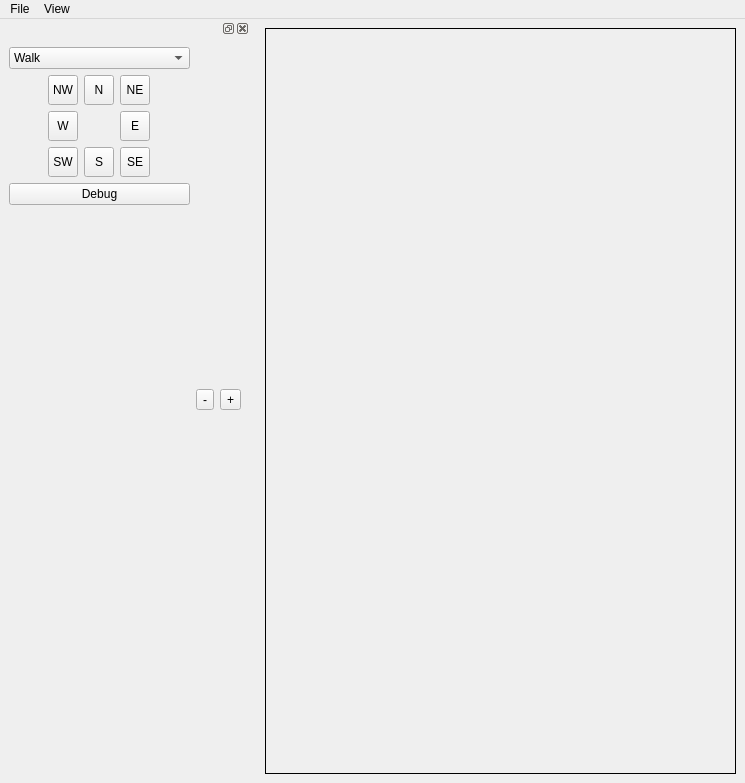
Above: version4/ui/main.ui from michael-donat/tf-mapper before the change. Below: the same form after it.
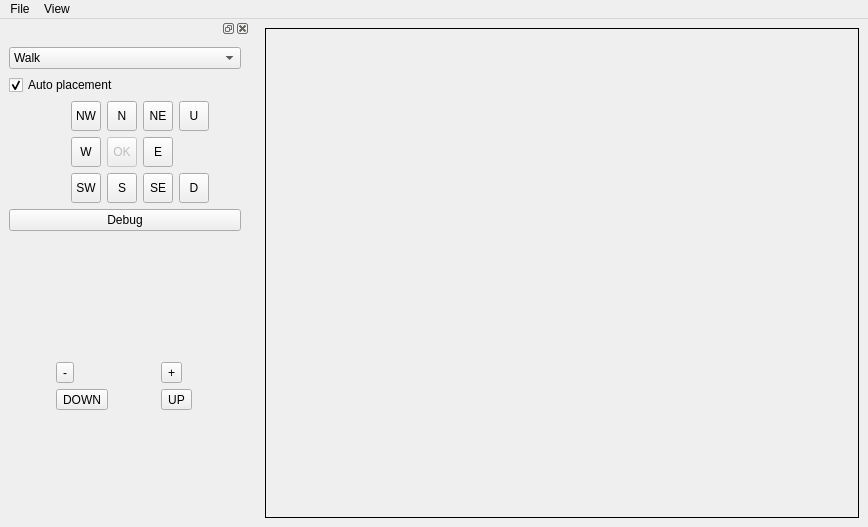
That is the form after the change.

Diff of the .ui file:
```diff
--- a/version4/ui/main.ui
+++ b/version4/ui/main.ui
@@ -6,8 +6,8 @@
    <rect>
     <x>0</x>
     <y>0</y>
-    <width>745</width>
-    <height>783</height>
+    <width>868</width>
+    <height>527</height>
    </rect>
   </property>
   <property name="windowTitle">
@@ -38,8 +38,8 @@
     <rect>
      <x>0</x>
      <y>0</y>
-     <width>745</width>
-     <height>21</height>
+     <width>868</width>
+     <height>22</height>
     </rect>
    </property>
    <widget class="QMenu" name="menuFile">
@@ -92,7 +92,7 @@
    </attribute>
    <widget class="QWidget" name="uiComponentToolsPanelContentWidget">
     <layout class="QGridLayout" name="gridLayout_2">
-     <item row="1" column="2">
+     <item row="2" column="2">
       <layout class="QGridLayout" name="compassButtonsGridLayout">
        <item row="0" column="2">
         <widget class="QToolButton" name="compassN">
@@ -329,9 +329,78 @@
          </property>
         </spacer>
        </item>
+       <item row="1" column="2">
+        <widget class="QToolButton" name="compassPlace">
+         <property name="enabled">
+          <bool>false</bool>
+         </property>
+         <property name="minimumSize">
+          <size>
+           <width>30</width>
+           <height>30</height>
+          </size>
+         </property>
+         <property name="maximumSize">
+          <size>
+           <width>30</width>
+           <height>30</height>
+          </size>
+         </property>
+         <property name="text">
+          <string>OK</string>
+         </property>
+         <property name="shortcut">
+          <string>5</string>
+         </property>
+        </widget>
+       </item>
+       <item row="0" column="4">
+        <widget class="QToolButton" name="compassU">
+         <property name="minimumSize">
+          <size>
+           <width>30</width>
+           <height>30</height>
+          </size>
+         </property>
+         <property name="maximumSize">
+          <size>
+           <width>30</width>
+           <height>30</height>
+          </size>
+         </property>
+         <property name="text">
+          <string>U</string>
+         </property>
+         <property name="shortcut">
+          <string>.</string>
+         </property>
+        </widget>
+       </item>
+       <item row="2" column="4">
+        <widget class="QToolButton" name="compassD">
+         <property name="minimumSize">
+          <size>
+           <width>30</width>
+           <height>30</height>
+          </size>
+         </property>
+         <property name="maximumSize">
+          <size>
+           <width>30</width>
+           <height>30</height>
+          </size>
+         </property>
+         <property name="text">
+          <string>D</string>
+         </property>
+         <property name="shortcut">
+          <string>0</string>
+         </property>
+        </widget>
+       </item>
       </layout>
      </item>
-     <item row="2" column="2">
+     <item row="3" column="2">
       <widget class="QPushButton" name="pushButton">
        <property name="text">
         <string>Debug</string>
@@ -352,7 +421,7 @@
        </item>
       </widget>
      </item>
-     <item row="3" column="2">
+     <item row="4" column="2">
       <spacer name="toolsPanelSpacerBottom">
        <property name="orientation">
         <enum>Qt::Vertical</enum>
@@ -365,17 +434,45 @@
        </property>
       </spacer>
      </item>
-     <item row="4" column="4">
-      <widget class="QToolButton" name="zoomOut">
-       <property name="text">
-        <string>-</string>
-       </property>
-      </widget>
+     <item row="6" column="2">
+      <layout class="QGridLayout" name="gridLayout_3">
+       <item row="0" column="0">
+        <widget class="QToolButton" name="zoomOut">
+         <property name="text">
+          <string>-</string>
+         </property>
+        </widget>
+       </item>
+       <item row="0" column="1">
+        <widget class="QToolButton" name="zoomIn">
+         <property name="text">
+          <string>+</string>
+         </property>
+        </widget>
+       </item>
+       <item row="1" column="0">
+        <widget class="QToolButton" name="goLevelDown">
+         <property name="text">
+          <string>DOWN</string>
+         </property>
+        </widget>
+       </item>
+       <item row="1" column="1">
+        <widget class="QToolButton" name="goLevelUp">
+         <property name="text">
+          <string>UP</string>
+         </property>
+        </widget>
+       </item>
+      </layout>
      </item>
-     <item row="4" column="5">
-      <widget class="QToolButton" name="zoomIn">
+     <item row="1" column="2">
+      <widget class="QCheckBox" name="autoPlacement">
        <property name="text">
-        <string>+</string>
+        <string>Auto placement</string>
+       </property>
+       <property name="checked">
+        <bool>true</bool>
        </property>
       </widget>
      </item>
```
Left out of the diff: 16 changed lines with no effect on the pictures.
